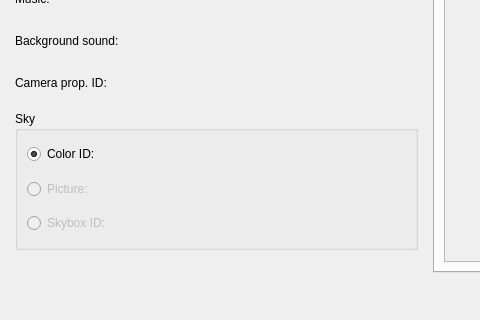
RPG-Paper-Maker/RPG-Paper-Maker, file Editor/Dialogs/dialogmapproperties.ui: the form before one commit; both pictures show x 0 to 480 and y 252 to 572 of the 1100 by 572 pixel window.
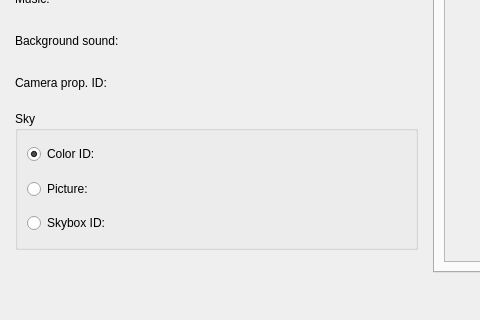
The form after the commit. Custom widgets are drawn as their Qt base class.

Commit message: Background images

The edit to the form file:
```diff
--- a/Editor/Dialogs/dialogmapproperties.ui
+++ b/Editor/Dialogs/dialogmapproperties.ui
@@ -422,7 +422,7 @@
               <item row="1" column="0">
                <widget class="QRadioButton" name="radioButtonPicture">
                 <property name="enabled">
-                 <bool>false</bool>
+                 <bool>true</bool>
                 </property>
                 <property name="text">
                  <string>Picture:</string>
@@ -451,7 +451,7 @@
               <item row="2" column="0">
                <widget class="QRadioButton" name="radioButtonSkybox">
                 <property name="enabled">
-                 <bool>false</bool>
+                 <bool>true</bool>
                 </property>
                 <property name="text">
                  <string>Skybox ID:</string>
```
The commit also changes 1 other file.
